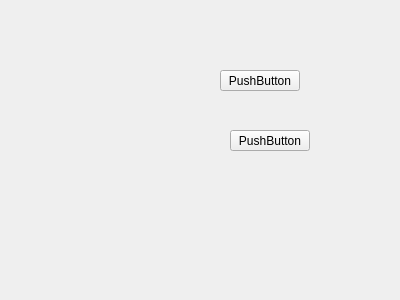
Before: the Qt Designer form practiceLPNU/addrecordstabwidget.ui in PeterLysyk/PracticeWorkLPNU, drawn with Qt 5.
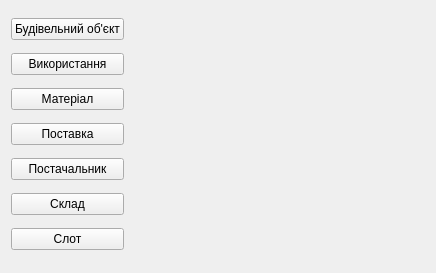
After: the same form once the commit is applied.

Commit message: added addRecord buttons interface

Diff of the .ui file:
```diff
--- a/practiceLPNU/addrecordstabwidget.ui
+++ b/practiceLPNU/addrecordstabwidget.ui
@@ -6,39 +6,86 @@
    <rect>
     <x>0</x>
     <y>0</y>
-    <width>400</width>
-    <height>300</height>
+    <width>436</width>
+    <height>273</height>
    </rect>
   </property>
   <property name="windowTitle">
    <string>Form</string>
   </property>
-  <widget class="QPushButton" name="pushButton">
-   <property name="geometry">
-    <rect>
-     <x>220</x>
-     <y>70</y>
-     <width>80</width>
-     <height>21</height>
-    </rect>
-   </property>
-   <property name="text">
-    <string>PushButton</string>
-   </property>
-  </widget>
-  <widget class="QPushButton" name="pushButton_2">
-   <property name="geometry">
-    <rect>
-     <x>230</x>
-     <y>130</y>
-     <width>80</width>
-     <height>21</height>
-    </rect>
-   </property>
-   <property name="text">
-    <string>PushButton</string>
-   </property>
-  </widget>
+  <layout class="QHBoxLayout" name="horizontalLayout_3">
+   <item>
+    <layout class="QHBoxLayout" name="horizontalLayout_2">
+     <item>
+      <layout class="QVBoxLayout" name="verticalLayout">
+       <item>
+        <widget class="QPushButton" name="BuildingObjectAddRecordButton">
+         <property name="text">
+          <string>Будівельний об'єкт</string>
+         </property>
+        </widget>
+       </item>
+       <item>
+        <widget class="QPushButton" name="UsingAddRecordButton">
+         <property name="text">
+          <string>Використання</string>
+         </property>
+        </widget>
+       </item>
+       <item>
+        <widget class="QPushButton" name="MaterialAddRecordButton">
+         <property name="text">
+          <string>Матеріал</string>
+         </property>
+        </widget>
+       </item>
+       <item>
+        <widget class="QPushButton" name="DevileryAddRecordButton">
+         <property name="text">
+          <string>Поставка</string>
+         </property>
+        </widget>
+       </item>
+       <item>
+        <widget class="QPushButton" name="SuplierAddRecordButton">
+         <property name="text">
+          <string>Постачальник</string>
+         </property>
+        </widget>
+       </item>
+       <item>
+        <widget class="QPushButton" name="StorageAddRecordButton">
+         <property name="text">
+          <string>Склад</string>
+         </property>
+        </widget>
+       </item>
+       <item>
+        <widget class="QPushButton" name="SlotAddRecordButton">
+         <property name="text">
+          <string>Слот</string>
+         </property>
+        </widget>
+       </item>
+      </layout>
+     </item>
+     <item>
+      <layout class="QHBoxLayout" name="horizontalLayout">
+       <item>
+        <widget class="QWidget" name="recordsAdderWidget" native="true">
+         <property name="sizePolicy">
+          <sizepolicy hsizetype="Expanding" vsizetype="Expanding">
+           <horstretch>0</horstretch>
+           <verstretch>0</verstretch>
+          </sizepolicy>
+         </property>
+        </widget>
+       </item>
+      </layout>
+     </item>
+    </layout>
+   </item>
+  </layout>
  </widget>
  <resources/>
  <connections/>
```
The commit also changes 14 other files.
